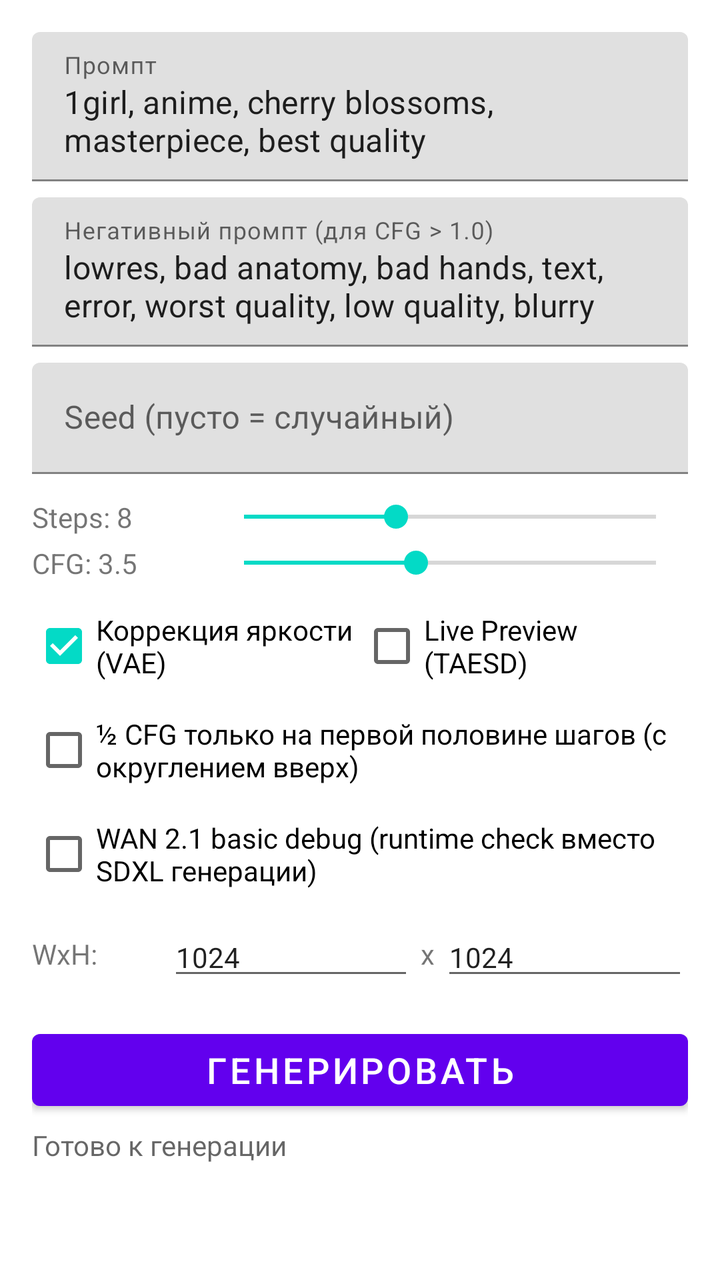
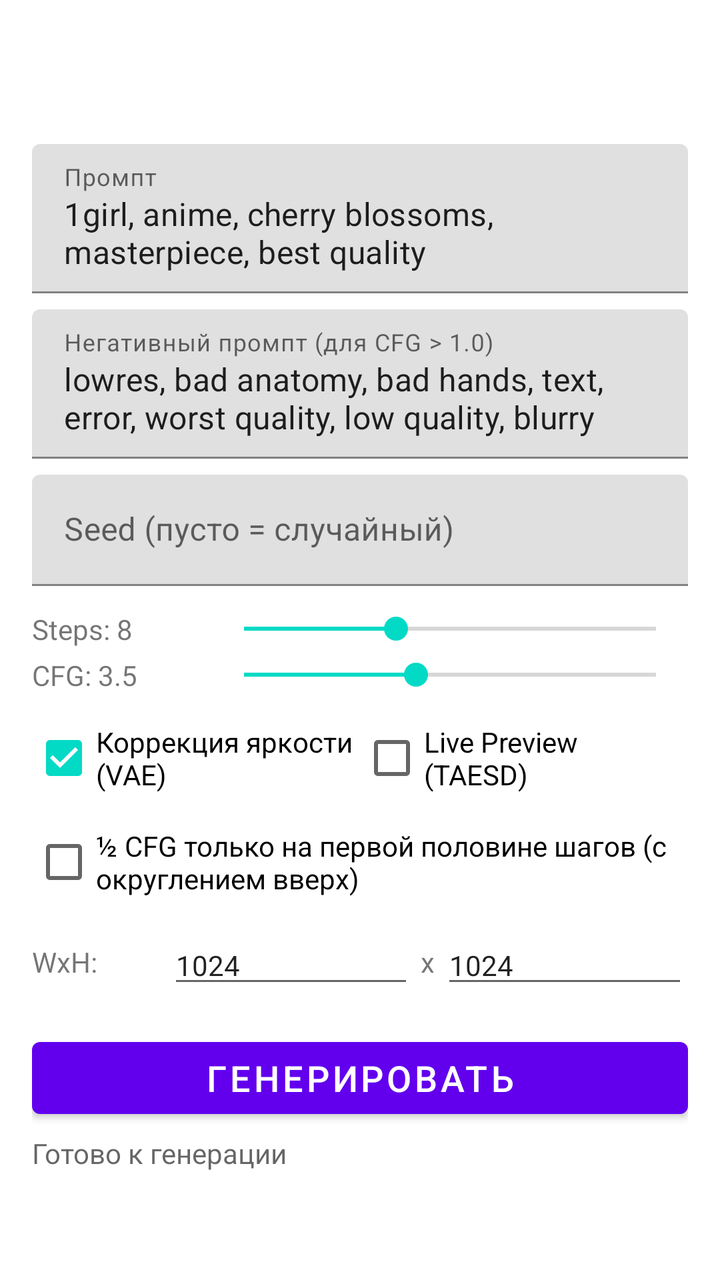

The first picture is an Android layout as it rendered before a commit; the second is the same layout after the commit. The layout source and the unified diff follow.
<!-- AndroidManifest.xml: fallback theme Theme.MaterialComponents.DayNight.NoActionBar -->
<!-- res/layout/activity_main.xml -->
<?xml version="1.0" encoding="utf-8"?>
<ScrollView xmlns:android="http://schemas.android.com/apk/res/android"
    android:layout_width="match_parent"
    android:layout_height="match_parent"
    android:padding="16dp">

    <LinearLayout
        android:layout_width="match_parent"
        android:layout_height="wrap_content"
        android:orientation="vertical">

        
        <com.google.android.material.textfield.TextInputLayout
            android:layout_width="match_parent"
            android:layout_height="wrap_content"
            android:hint="@string/prompt_hint">

            <com.google.android.material.textfield.TextInputEditText
                android:id="@+id/promptInput"
                android:layout_width="match_parent"
                android:layout_height="wrap_content"
                android:inputType="textMultiLine"
                android:minLines="2"
                android:maxLines="5"
                android:text="1girl, anime, cherry blossoms, masterpiece, best quality" />
        </com.google.android.material.textfield.TextInputLayout>

        
        <com.google.android.material.textfield.TextInputLayout
            android:layout_width="match_parent"
            android:layout_height="wrap_content"
            android:layout_marginTop="8dp"
            android:hint="@string/neg_prompt_hint">

            <com.google.android.material.textfield.TextInputEditText
                android:id="@+id/negPromptInput"
                android:layout_width="match_parent"
                android:layout_height="wrap_content"
                android:inputType="textMultiLine"
                android:maxLines="3"
                android:text="lowres, bad anatomy, bad hands, text, error, worst quality, low quality, blurry" />
        </com.google.android.material.textfield.TextInputLayout>

        
        <com.google.android.material.textfield.TextInputLayout
            android:layout_width="match_parent"
            android:layout_height="wrap_content"
            android:layout_marginTop="8dp"
            android:hint="@string/seed_hint">

            <com.google.android.material.textfield.TextInputEditText
                android:id="@+id/seedInput"
                android:layout_width="match_parent"
                android:layout_height="wrap_content"
                android:inputType="number" />
        </com.google.android.material.textfield.TextInputLayout>

        
        <LinearLayout
            android:layout_width="match_parent"
            android:layout_height="wrap_content"
            android:orientation="horizontal"
            android:layout_marginTop="12dp"
            android:gravity="center_vertical">

            <TextView
                android:id="@+id/stepsLabel"
                android:layout_width="wrap_content"
                android:layout_height="wrap_content"
                android:text="Steps: 8"
                android:minWidth="90dp" />

            <SeekBar
                android:id="@+id/stepsSeekBar"
                android:layout_width="0dp"
                android:layout_height="wrap_content"
                android:layout_weight="1"
                android:min="1"
                android:max="20"
                android:progress="8" />
        </LinearLayout>

        
        <LinearLayout
            android:layout_width="match_parent"
            android:layout_height="wrap_content"
            android:orientation="horizontal"
            android:layout_marginTop="4dp"
            android:gravity="center_vertical">

            <TextView
                android:id="@+id/cfgLabel"
                android:layout_width="wrap_content"
                android:layout_height="wrap_content"
                android:text="CFG: 3.5"
                android:minWidth="90dp" />

            <SeekBar
                android:id="@+id/cfgSeekBar"
                android:layout_width="0dp"
                android:layout_height="wrap_content"
                android:layout_weight="1"
                android:min="10"
                android:max="70"
                android:progress="35" />
        </LinearLayout>

        
        <LinearLayout
            android:layout_width="match_parent"
            android:layout_height="wrap_content"
            android:orientation="horizontal"
            android:layout_marginTop="8dp">

            <CheckBox
                android:id="@+id/contrastStretch"
                android:layout_width="0dp"
                android:layout_height="wrap_content"
                android:layout_weight="1"
                android:text="@string/contrast_stretch"
                android:checked="true" />

            <CheckBox
                android:id="@+id/livePreview"
                android:layout_width="0dp"
                android:layout_height="wrap_content"
                android:layout_weight="1"
                android:text="@string/live_preview"
                android:checked="false" />

        </LinearLayout>

        <CheckBox
            android:id="@+id/progressiveCfg"
            android:layout_width="match_parent"
            android:layout_height="wrap_content"
            android:layout_marginTop="4dp"
            android:text="@string/progressive_cfg"
            android:checked="false" />

        <CheckBox
            android:id="@+id/wan21DebugMode"
            android:layout_width="match_parent"
            android:layout_height="wrap_content"
            android:layout_marginTop="4dp"
            android:text="@string/wan21_basic_debug"
            android:checked="false" />

        <LinearLayout
            android:layout_width="match_parent"
            android:layout_height="wrap_content"
            android:orientation="horizontal"
            android:layout_marginTop="8dp"
            android:gravity="center_vertical"
            android:visibility="gone">

            <TextView
                android:layout_width="wrap_content"
                android:layout_height="wrap_content"
                android:text="@string/size_preset_label"
                android:minWidth="60dp" />

            <Spinner
                android:id="@+id/sizePresetSpinner"
                android:layout_width="0dp"
                android:layout_height="wrap_content"
                android:layout_weight="1"
                android:layout_marginStart="8dp" />

        </LinearLayout>

        
        <LinearLayout
            android:layout_width="match_parent"
            android:layout_height="wrap_content"
            android:orientation="horizontal"
            android:layout_marginTop="8dp"
            android:gravity="center_vertical">

            <TextView
                android:layout_width="wrap_content"
                android:layout_height="wrap_content"
                android:text="@string/resolution_label"
                android:minWidth="60dp" />

            <com.google.android.material.textfield.TextInputEditText
                android:id="@+id/widthInput"
                android:layout_width="0dp"
                android:layout_height="wrap_content"
                android:layout_weight="1"
                android:layout_marginStart="8dp"
                android:inputType="number"
                android:text="1024"
                android:hint="W"
                android:textSize="14sp" />

            <TextView
                android:layout_width="wrap_content"
                android:layout_height="wrap_content"
                android:text=" x "
                android:textSize="14sp" />

            <com.google.android.material.textfield.TextInputEditText
                android:id="@+id/heightInput"
                android:layout_width="0dp"
                android:layout_height="wrap_content"
                android:layout_weight="1"
                android:inputType="number"
                android:text="1024"
                android:hint="H"
                android:textSize="14sp" />
        </LinearLayout>

        
        <LinearLayout
            android:layout_width="match_parent"
            android:layout_height="wrap_content"
            android:orientation="horizontal"
            android:layout_marginTop="16dp">

            <com.google.android.material.button.MaterialButton
                android:id="@+id/generateButton"
                android:layout_width="0dp"
                android:layout_height="wrap_content"
                android:layout_weight="1"
                android:text="@string/generate"
                android:textSize="18sp" />

            <com.google.android.material.button.MaterialButton
                android:id="@+id/stopButton"
                android:layout_width="wrap_content"
                android:layout_height="wrap_content"
                android:layout_marginStart="8dp"
                android:text="@string/stop"
                android:visibility="gone"
                style="@style/Widget.MaterialComponents.Button.OutlinedButton" />
        </LinearLayout>

        
        <ProgressBar
            android:id="@+id/progressBar"
            android:layout_width="match_parent"
            android:layout_height="wrap_content"
            android:layout_marginTop="8dp"
            style="?android:attr/progressBarStyleHorizontal"
            android:max="100"
            android:visibility="gone" />

        <TextView
            android:id="@+id/statusText"
            android:layout_width="match_parent"
            android:layout_height="wrap_content"
            android:layout_marginTop="4dp"
            android:text="@string/status_idle"
            android:textColor="?android:attr/textColorSecondary" />

        
        <ImageView
            android:id="@+id/imagePreview"
            android:layout_width="match_parent"
            android:layout_height="wrap_content"
            android:layout_marginTop="16dp"
            android:adjustViewBounds="true"
            android:scaleType="fitCenter"
            android:contentDescription="@string/image_desc" />

        
        <com.google.android.material.button.MaterialButton
            android:id="@+id/saveButton"
            android:layout_width="match_parent"
            android:layout_height="wrap_content"
            android:layout_marginTop="8dp"
            android:text="@string/save"
            android:visibility="gone"
            style="@style/Widget.MaterialComponents.Button.OutlinedButton" />

        
        <TextView
            android:id="@+id/timingText"
            android:layout_width="match_parent"
            android:layout_height="wrap_content"
            android:layout_marginTop="8dp"
            android:textSize="12sp"
            android:fontFamily="monospace"
            android:visibility="gone" />

        <com.google.android.material.button.MaterialButton
            android:id="@+id/copyErrorButton"
            android:layout_width="match_parent"
            android:layout_height="wrap_content"
            android:layout_marginTop="12dp"
            android:text="@string/copy_error"
            android:visibility="gone"
            style="@style/Widget.MaterialComponents.Button.OutlinedButton" />

    </LinearLayout>
</ScrollView>
<!-- resources referenced by this layout -->
<resources>
  <string name="contrast_stretch">Коррекция яркости (VAE)</string>
  <string name="copy_error">Скопировать ошибку</string>
  <string name="generate">Генерировать</string>
  <string name="image_desc">Сгенерированное изображение</string>
  <string name="live_preview">Live Preview (TAESD)</string>
  <string name="neg_prompt_hint">Негативный промпт (для CFG &gt; 1.0)</string>
  <string name="progressive_cfg">½ CFG только на первой половине шагов (с округлением вверх)</string>
  <string name="prompt_hint">Промпт</string>
  <string name="resolution_label">WxH:</string>
  <string name="save">Сохранить в галерею</string>
  <string name="seed_hint">Seed (пусто = случайный)</string>
  <string name="size_preset_label">Пресет:</string>
  <string name="status_idle">Готово к генерации</string>
  <string name="stop">Стоп</string>
  <string name="wan21_basic_debug">WAN 2.1 basic debug (runtime check вместо SDXL генерации)</string>
</resources>

<!-- the commit's change to res/layout/activity_main.xml (unified diff, before → after) -->
@@ -1,5 +1,6 @@
 <?xml version="1.0" encoding="utf-8"?>
 <ScrollView xmlns:android="http://schemas.android.com/apk/res/android"
+    xmlns:app="http://schemas.android.com/apk/res-auto"
     android:layout_width="match_parent"
     android:layout_height="match_parent"
     android:padding="16dp">
@@ -8,6 +9,14 @@
         android:layout_width="match_parent"
         android:layout_height="wrap_content"
         android:orientation="vertical">
+
+        <com.google.android.material.tabs.TabLayout
+            android:id="@+id/modelFamilyTabs"
+            android:layout_width="match_parent"
+            android:layout_height="wrap_content"
+            android:layout_marginBottom="8dp"
+            app:tabIndicatorFullWidth="false"
+            app:tabMode="fixed" />
 
         
         <com.google.android.material.textfield.TextInputLayout
@@ -138,14 +147,6 @@
             android:text="@string/progressive_cfg"
             android:checked="false" />
 
-        <CheckBox
-            android:id="@+id/wan21DebugMode"
-            android:layout_width="match_parent"
-            android:layout_height="wrap_content"
-            android:layout_marginTop="4dp"
-            android:text="@string/wan21_basic_debug"
-            android:checked="false" />
-
         <LinearLayout
             android:layout_width="match_parent"
             android:layout_height="wrap_content"
<!-- resource entries referenced after the edit -->
@@ -14,6 +14,5 @@
   <string name="size_preset_label">Пресет:</string>
   <string name="status_idle">Готово к генерации</string>
   <string name="stop">Стоп</string>
-  <string name="wan21_basic_debug">WAN 2.1 basic debug (runtime check вместо SDXL генерации)</string>
 </resources>
 
